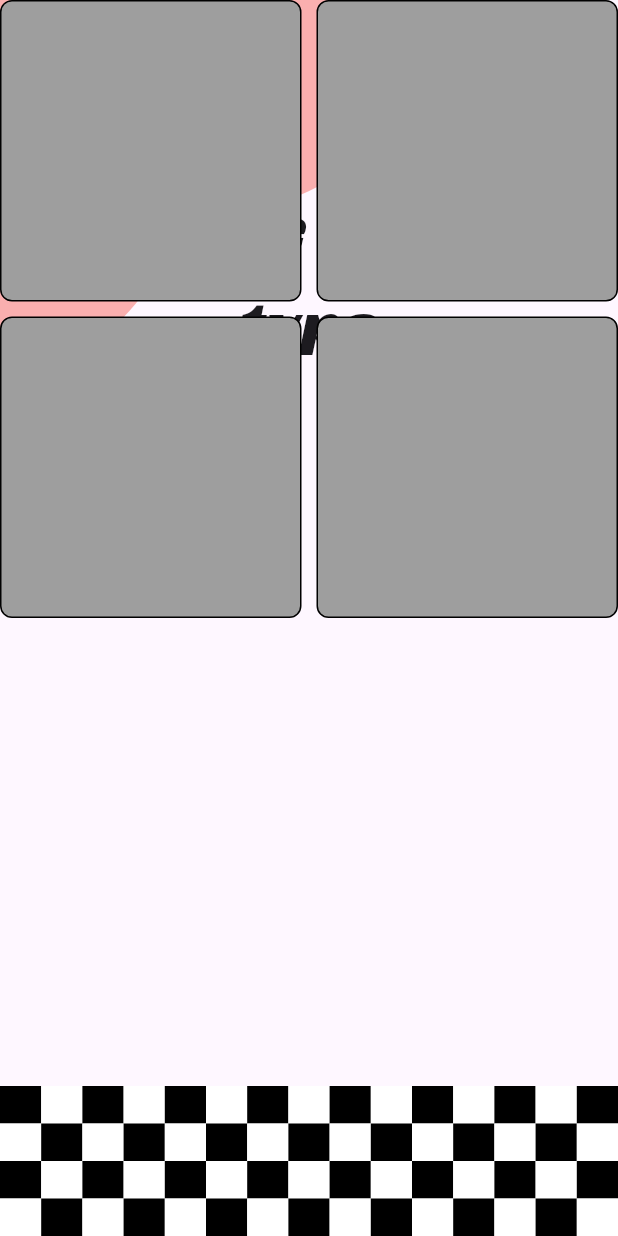
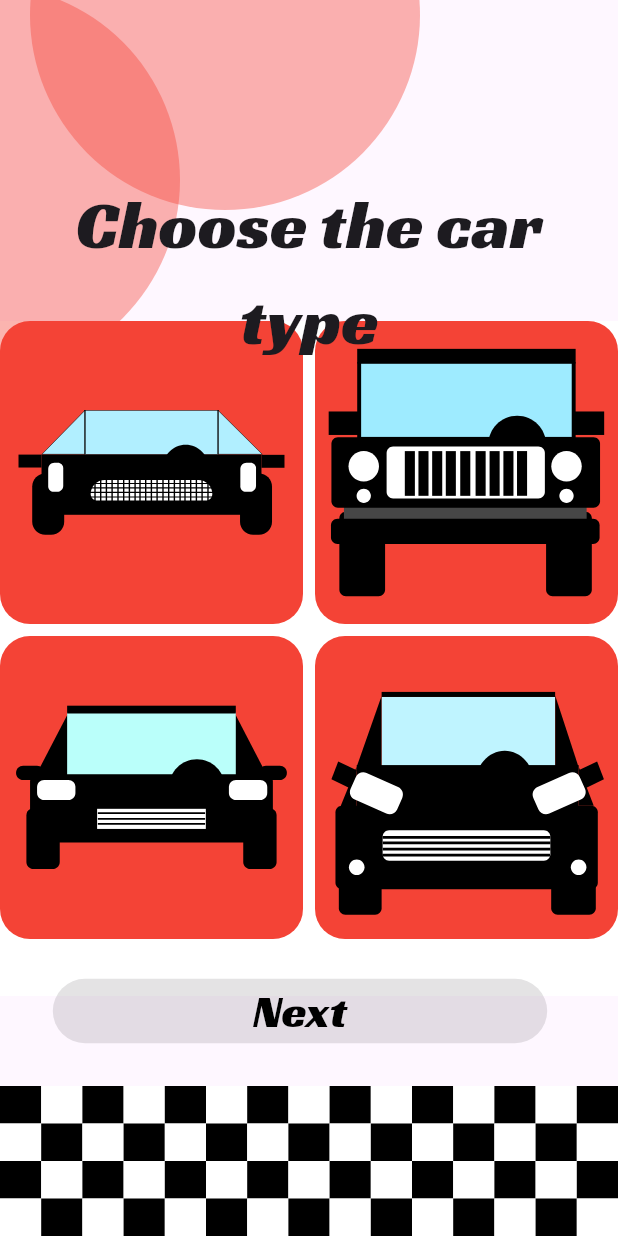
Before and after one commit to urbanKR/car-creator, a Flutter app: the CarTypeSelection screen opened directly, on a phone screen of 412 x 824 dp. Run offline on Flutter 3.47's test engine with Material 3 defaults, Android fonts, the phone set to English and light mode, and no system bars; our stand-ins replace flutter_svg.

Commit message:
Changes to the second screen

```diff
--- a/lib/pages/carTypeSelection.dart
+++ b/lib/pages/carTypeSelection.dart
@@ -1,14 +1,74 @@
 import 'package:flutter/material.dart';
+import 'package:flutter_svg/flutter_svg.dart';
 
-class CarTypeSelection extends StatelessWidget {
+class CarTypeSelection extends StatefulWidget {
   const CarTypeSelection({Key? key}) : super(key: key);
 
   @override
+  _CarTypeSelectionState createState() => _CarTypeSelectionState();
+}
+
+class _CarTypeSelectionState extends State<CarTypeSelection> {
+
+  final List<String> carImages = const [
+    'assets/graphics/Car1.svg',
+    'assets/graphics/Car2.svg',
+    'assets/graphics/Car3.svg',
+    'assets/graphics/Car4.svg',
+  ];
+
+  int selectedButtonIndex = -1;
+
+  @override
   Widget build(BuildContext context) {
+    Color selectedColor = Color(0xFF700B0B);
+    Color unselectedColor = Colors.red;
+
     return Scaffold(
       body: Stack(
         children: [
-          // Chessboard pattern
+          Positioned(
+            bottom: 160,
+            child: Container(
+              width: MediaQuery.of(context).size.width,
+              height: 450,
+              decoration: BoxDecoration(
+                color: Colors.white,
+              ),
+              child: GridView.builder(
+                gridDelegate: SliverGridDelegateWithFixedCrossAxisCount(
+                  crossAxisCount: 2,
+                  crossAxisSpacing: 8.0,
+                  mainAxisSpacing: 8.0,
+                ),
+                itemCount: 4,
+                itemBuilder: (BuildContext context, int index) {
+                  return InkWell(
+                    onTap: () {
+                      setState(() {
+                        selectedButtonIndex =
+                        selectedButtonIndex == index ? -1 : index;
+                      });
+                    },
+                    child: Container(
+                      padding: EdgeInsets.all(8.0),
+                      decoration: BoxDecoration(
+                        color: selectedButtonIndex == index
+                            ? selectedColor
+                            : unselectedColor,
+                        borderRadius: BorderRadius.circular(20.0),
+                      ),
+                      child: SvgPicture.asset(
+                        carImages[index],
+                        width: 30,
+                        height: 30,
+                      ),
+                    ),
+                  );
+                },
+              ),
+            ),
+          ),
           Positioned(
             bottom: 0,
             child: Container(
@@ -39,7 +99,6 @@ class CarTypeSelection extends StatelessWidget {
               ),
             ),
           ),
-          // Other widgets
           Positioned(
             top: -120,
             left: 20,
@@ -87,39 +146,30 @@ class CarTypeSelection extends StatelessWidget {
               ),
             ),
           ),
-          Positioned.fill(
-            child: Align(
-              alignment: Alignment.bottomCenter,
-              child: Padding(
-                padding: const EdgeInsets.only(bottom: 20),
-                child: GridView.builder(
-                  gridDelegate: SliverGridDelegateWithFixedCrossAxisCount(
-                    crossAxisCount: 2,
-                    crossAxisSpacing: 10.0,
-                    mainAxisSpacing: 10.0,
-                  ),
-                  itemCount: 4,
-                  itemBuilder: (context, index) {
-                    return Container(
-                      width: 40,
-                      height: 40,
-                      decoration: BoxDecoration(
-                        color: Colors.grey,
-                        border: Border.all(
-                          color: Colors.black,
-                          width: 1.0,
-                        ),
-                        borderRadius: BorderRadius.circular(8.0),
-                      ),
-                      // You can add your image here
-                      // child: Image.asset('path_to_your_image_placeholder.png'),
-                    );
-                  },
-                ),
-              ),
+        ],
+      ),
+      floatingActionButton: Align(
+        alignment: Alignment.bottomCenter,
+        child: Container(
+          margin: EdgeInsets.only(bottom: 110.0, left: 20),
+          width: MediaQuery.of(context).size.width * 0.8,
+          child: ElevatedButton(
+            onPressed: selectedButtonIndex != -1
+                ? () {
+            }
+                : null,
+            style: ElevatedButton.styleFrom(
+              primary: Colors.red,
+            ),
+            child: Text(
+                'Next',
+                style: TextStyle(
+                  fontSize: 30,
+                  color: Colors.black,
+                )
             ),
           ),
-        ],
+        ),
       ),
     );
   }
--- a/pubspec.yaml
+++ b/pubspec.yaml
@@ -30,6 +30,7 @@ environment:
 dependencies:
   flutter:
     sdk: flutter
+  flutter_svg: 2.0.9 # Use the latest version available
 
 
   # The following adds the Cupertino Icons font to your application.
```
Also changed, not shown: pubspec.lock.
